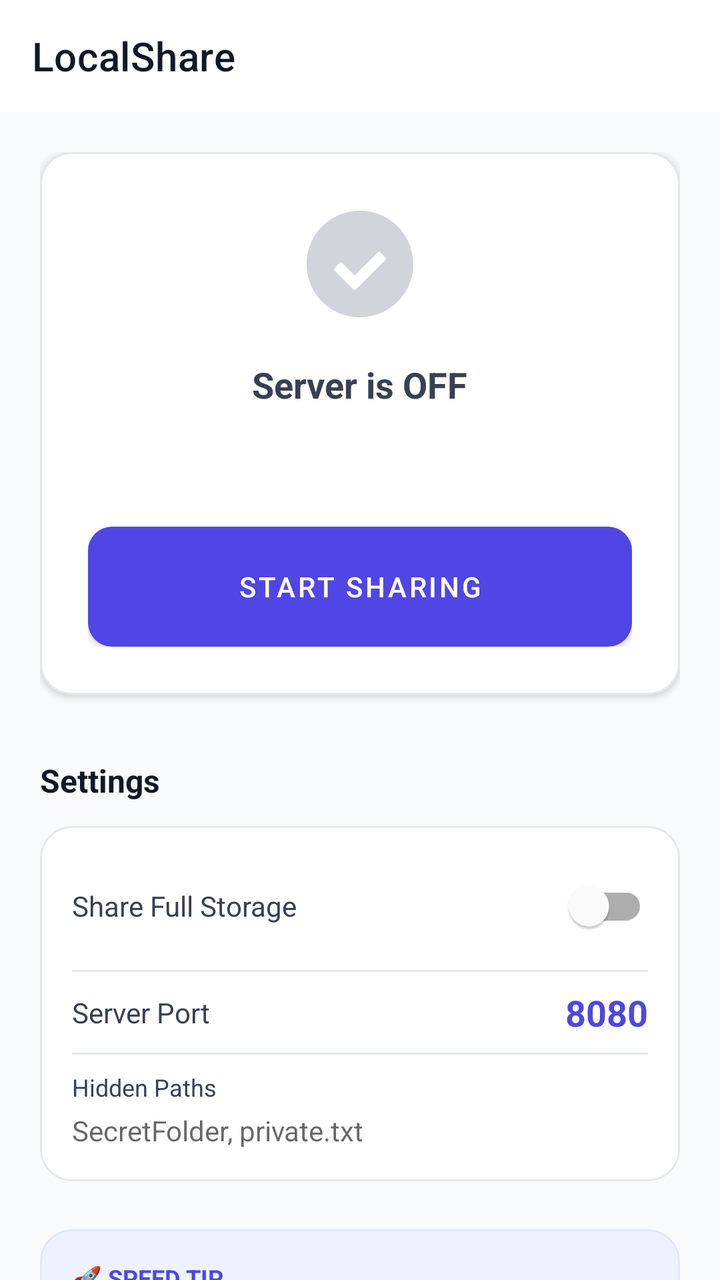
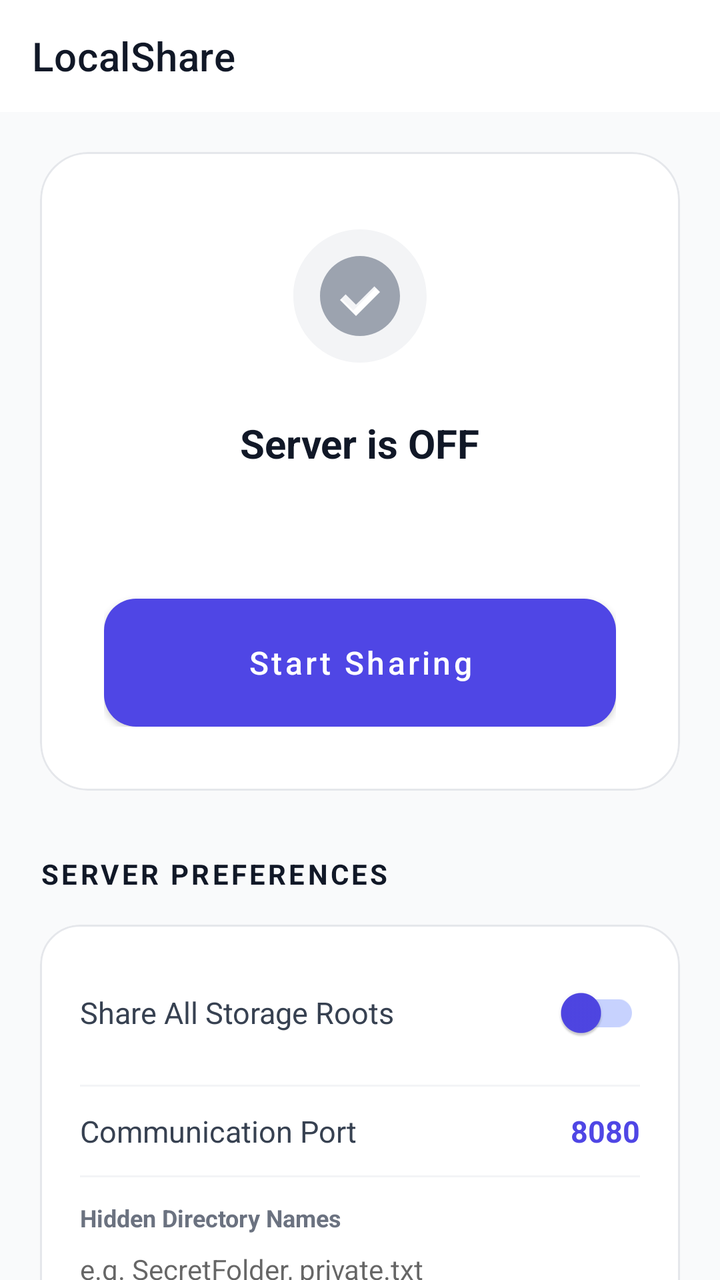

Before-and-after screenshots of an Android layout around one commit, followed by the original layout XML and the change that was made.
<!-- AndroidManifest.xml: application theme Theme.LocalShare -->
<!-- res/layout/activity_main.xml -->
<?xml version="1.0" encoding="utf-8"?>
<androidx.coordinatorlayout.widget.CoordinatorLayout xmlns:android="http://schemas.android.com/apk/res/android"
    xmlns:app="http://schemas.android.com/apk/res-auto"
    android:layout_width="match_parent"
    android:layout_height="match_parent"
    android:background="#f9fafb">

    <com.google.android.material.appbar.AppBarLayout
        android:layout_width="match_parent"
        android:layout_height="wrap_content"
        android:background="#ffffff"
        app:elevation="0dp">

        <androidx.appcompat.widget.Toolbar
            android:id="@+id/toolbar"
            android:layout_width="match_parent"
            android:layout_height="?attr/actionBarSize"
            app:title="LocalShare"
            app:titleTextColor="#111827" />
    </com.google.android.material.appbar.AppBarLayout>

    <androidx.core.widget.NestedScrollView
        android:layout_width="match_parent"
        android:layout_height="match_parent"
        app:layout_behavior="@string/appbar_scrolling_view_behavior">

        <LinearLayout
            android:layout_width="match_parent"
            android:layout_height="wrap_content"
            android:orientation="vertical"
            android:padding="20dp">

            
            <com.google.android.material.card.MaterialCardView
                android:layout_width="match_parent"
                android:layout_height="wrap_content"
                app:cardCornerRadius="16dp"
                app:cardElevation="2dp"
                app:cardBackgroundColor="#ffffff"
                app:strokeWidth="1dp"
                app:strokeColor="#e5e7eb">

                <LinearLayout
                    android:layout_width="match_parent"
                    android:layout_height="wrap_content"
                    android:orientation="vertical"
                    android:padding="24dp"
                    android:gravity="center">

                    <ImageView
                        android:id="@+id/statusIcon"
                        android:layout_width="64dp"
                        android:layout_height="64dp"
                        android:src="@drawable/ic_notification"
                        app:tint="#d1d5db"
                        android:contentDescription="Status Icon" />

                    <TextView
                        android:id="@+id/statusText"
                        android:layout_width="wrap_content"
                        android:layout_height="wrap_content"
                        android:layout_marginTop="16dp"
                        android:text="Server is OFF"
                        android:textColor="#374151"
                        android:textSize="18sp"
                        android:textStyle="bold" />

                    <TextView
                        android:id="@+id/urlText"
                        android:layout_width="wrap_content"
                        android:layout_height="wrap_content"
                        android:layout_marginTop="8dp"
                        android:textIsSelectable="true"
                        android:textSize="20sp"
                        android:textStyle="bold"
                        android:textColor="#4f46e5"
                        android:gravity="center" />

                    <com.google.android.material.button.MaterialButton
                        android:id="@+id/copyButton"
                        style="@style/Widget.MaterialComponents.Button.TextButton"
                        android:layout_width="wrap_content"
                        android:layout_height="wrap_content"
                        android:layout_marginTop="8dp"
                        android:text="Copy Link"
                        android:visibility="gone"
                        app:icon="@drawable/ic_notification" />

                    <com.google.android.material.button.MaterialButton
                        android:id="@+id/toggleButton"
                        android:layout_width="match_parent"
                        android:layout_height="60dp"
                        android:layout_marginTop="24dp"
                        android:text="Start Sharing"
                        app:cornerRadius="12dp"
                        android:insetTop="0dp"
                        android:insetBottom="0dp"
                        app:backgroundTint="#4f46e5" />

                </LinearLayout>
            </com.google.android.material.card.MaterialCardView>

            
            <TextView
                android:layout_width="wrap_content"
                android:layout_height="wrap_content"
                android:layout_marginTop="32dp"
                android:layout_marginBottom="12dp"
                android:text="Settings"
                android:textColor="#111827"
                android:textSize="16sp"
                android:textStyle="bold" />

            <com.google.android.material.card.MaterialCardView
                android:layout_width="match_parent"
                android:layout_height="wrap_content"
                app:cardCornerRadius="16dp"
                app:cardElevation="0dp"
                app:cardBackgroundColor="#ffffff"
                app:strokeWidth="1dp"
                app:strokeColor="#e5e7eb">

                <LinearLayout
                    android:layout_width="match_parent"
                    android:layout_height="wrap_content"
                    android:orientation="vertical"
                    android:padding="16dp">

                    <com.google.android.material.switchmaterial.SwitchMaterial
                        android:id="@+id/fullStorageSwitch"
                        android:layout_width="match_parent"
                        android:layout_height="wrap_content"
                        android:text="Share Full Storage"
                        android:textColor="#374151" />

                    <View
                        android:layout_width="match_parent"
                        android:layout_height="1dp"
                        android:background="#e5e7eb"
                        android:layout_marginVertical="8dp" />

                    <LinearLayout
                        android:layout_width="match_parent"
                        android:layout_height="wrap_content"
                        android:orientation="horizontal"
                        android:gravity="center_vertical">

                        <TextView
                            android:layout_width="0dp"
                            android:layout_height="wrap_content"
                            android:layout_weight="1"
                            android:text="Server Port"
                            android:textColor="#374151" />

                        <EditText
                            android:id="@+id/portEdit"
                            android:layout_width="80dp"
                            android:layout_height="wrap_content"
                            android:inputType="number"
                            android:text="8080"
                            android:textAlignment="viewEnd"
                            android:background="@null"
                            android:textColor="#4f46e5"
                            android:textStyle="bold" />
                    </LinearLayout>

                    <View
                        android:layout_width="match_parent"
                        android:layout_height="1dp"
                        android:background="#e5e7eb"
                        android:layout_marginVertical="8dp" />

                    <TextView
                        android:layout_width="wrap_content"
                        android:layout_height="wrap_content"
                        android:text="Hidden Paths"
                        android:textColor="#374151"
                        android:textSize="12sp" />

                    <EditText
                        android:id="@+id/hiddenPathsEdit"
                        android:layout_width="match_parent"
                        android:layout_height="wrap_content"
                        android:hint="SecretFolder, private.txt"
                        android:background="@null"
                        android:paddingTop="4dp"
                        android:textSize="14sp" />
                </LinearLayout>
            </com.google.android.material.card.MaterialCardView>

            
            <com.google.android.material.card.MaterialCardView
                android:layout_width="match_parent"
                android:layout_height="wrap_content"
                android:layout_marginTop="24dp"
                app:cardCornerRadius="16dp"
                app:cardElevation="0dp"
                app:cardBackgroundColor="#eef2ff"
                app:strokeWidth="1dp"
                app:strokeColor="#e0e7ff">

                <LinearLayout
                    android:layout_width="match_parent"
                    android:layout_height="wrap_content"
                    android:orientation="vertical"
                    android:padding="16dp">

                    <TextView
                        android:layout_width="wrap_content"
                        android:layout_height="wrap_content"
                        android:text="🚀 SPEED TIP"
                        android:textColor="#4f46e5"
                        android:textSize="12sp"
                        android:textStyle="bold" />

                    <TextView
                        android:layout_width="match_parent"
                        android:layout_height="wrap_content"
                        android:layout_marginTop="4dp"
                        android:text="Use 'USB Tethering' for the fastest possible sync speed without WiFi."
                        android:textColor="#4338ca"
                        android:textSize="13sp" />
                </LinearLayout>
            </com.google.android.material.card.MaterialCardView>

            <TextView
                android:layout_width="match_parent"
                android:layout_height="wrap_content"
                android:layout_marginTop="24dp"
                android:gravity="center"
                android:text="1. Start sharing on phone\n2. Open link on PC browser\n3. Drag and Drop to sync"
                android:textSize="13sp"
                android:textColor="#6b7280"
                android:lineSpacingExtra="4dp" />

        </LinearLayout>
    </androidx.core.widget.NestedScrollView>

</androidx.coordinatorlayout.widget.CoordinatorLayout>
<!-- resources referenced by this layout -->
<resources>
  <!-- drawable ic_notification (drawable) -->
  <vector xmlns:android="http://schemas.android.com/apk/res/android"
      android:width="24dp"
      android:height="24dp"
      android:viewportWidth="24"
      android:viewportHeight="24"
      android:tint="#FFFFFF">
      <path
          android:fillColor="#FF000000"
          android:pathData="M12,2C6.48,2 2,6.48 2,12s4.48,10 10,10 10,-4.48 10,-10S17.52,2 12,2zM11,17l-4,-4 1.41,-1.41L11,14.17l4.59,-4.59L17,11l-6,6z" />
  </vector>
  <style name="Theme.LocalShare" parent="Theme.MaterialComponents.DayNight.NoActionBar">
          
          <item name="colorPrimary">#4f46e5</item>
          <item name="colorPrimaryDark">#4338ca</item>
          <item name="colorAccent">#10b981</item>
  
          
          <item name="android:statusBarColor">#ffffff</item>
          <item name="android:windowLightStatusBar">true</item>
          <item name="android:navigationBarColor">#ffffff</item>
          <item name="android:windowLightNavigationBar">true</item>
  
          
          <item name="android:windowBackground">#f9fafb</item>
      </style>
</resources>

<!-- the commit's change to res/layout/activity_main.xml (unified diff, before → after) -->
@@ -34,8 +34,8 @@
             <com.google.android.material.card.MaterialCardView
                 android:layout_width="match_parent"
                 android:layout_height="wrap_content"
-                app:cardCornerRadius="16dp"
-                app:cardElevation="2dp"
+                app:cardCornerRadius="24dp"
+                app:cardElevation="0dp"
                 app:cardBackgroundColor="#ffffff"
                 app:strokeWidth="1dp"
                 app:strokeColor="#e5e7eb">
@@ -44,25 +44,33 @@
                     android:layout_width="match_parent"
                     android:layout_height="wrap_content"
                     android:orientation="vertical"
-                    android:padding="24dp"
+                    android:padding="32dp"
                     android:gravity="center">
 
-                    <ImageView
-                        android:id="@+id/statusIcon"
-                        android:layout_width="64dp"
-                        android:layout_height="64dp"
-                        android:src="@drawable/ic_notification"
-                        app:tint="#d1d5db"
-                        android:contentDescription="Status Icon" />
+                    <FrameLayout
+                        android:layout_width="80dp"
+                        android:layout_height="80dp"
+                        android:background="@drawable/ic_notification"
+                        android:backgroundTint="#f3f4f6"
+                        android:padding="16dp">
+
+                        <ImageView
+                            android:id="@+id/statusIcon"
+                            android:layout_width="match_parent"
+                            android:layout_height="match_parent"
+                            android:src="@drawable/ic_notification"
+                            app:tint="#9ca3af"
+                            android:contentDescription="Status Icon" />
+                    </FrameLayout>
 
                     <TextView
                         android:id="@+id/statusText"
                         android:layout_width="wrap_content"
                         android:layout_height="wrap_content"
-                        android:layout_marginTop="16dp"
+                        android:layout_marginTop="20dp"
                         android:text="Server is OFF"
-                        android:textColor="#374151"
-                        android:textSize="18sp"
+                        android:textColor="#111827"
+                        android:textSize="20sp"
                         android:textStyle="bold" />
 
                     <TextView
@@ -71,31 +79,36 @@
                         android:layout_height="wrap_content"
                         android:layout_marginTop="8dp"
                         android:textIsSelectable="true"
-                        android:textSize="20sp"
-                        android:textStyle="bold"
-                        android:textColor="#4f46e5"
-                        android:gravity="center" />
+                        android:textSize="18sp"
+                        android:textStyle="normal"
+                        android:textColor="#4b5563"
+                        android:gravity="center"
+                        android:fontFamily="sans-serif-medium" />
 
                     <com.google.android.material.button.MaterialButton
                         android:id="@+id/copyButton"
                         style="@style/Widget.MaterialComponents.Button.TextButton"
                         android:layout_width="wrap_content"
                         android:layout_height="wrap_content"
-                        android:layout_marginTop="8dp"
+                        android:layout_marginTop="12dp"
                         android:text="Copy Link"
+                        android:textColor="#4f46e5"
                         android:visibility="gone"
-                        app:icon="@drawable/ic_notification" />
+                        app:iconTint="#4f46e5" />
 
                     <com.google.android.material.button.MaterialButton
                         android:id="@+id/toggleButton"
                         android:layout_width="match_parent"
-                        android:layout_height="60dp"
-                        android:layout_marginTop="24dp"
+                        android:layout_height="64dp"
+                        android:layout_marginTop="32dp"
                         android:text="Start Sharing"
-                        app:cornerRadius="12dp"
+                        android:textSize="16sp"
+                        android:textAllCaps="false"
+                        app:cornerRadius="16dp"
                         android:insetTop="0dp"
                         android:insetBottom="0dp"
-                        app:backgroundTint="#4f46e5" />
+                        app:backgroundTint="#4f46e5"
+                        app:elevation="4dp" />
 
                 </LinearLayout>
             </com.google.android.material.card.MaterialCardView>
@@ -105,16 +118,18 @@
                 android:layout_width="wrap_content"
                 android:layout_height="wrap_content"
                 android:layout_marginTop="32dp"
-                android:layout_marginBottom="12dp"
-                android:text="Settings"
+                android:layout_marginBottom="16dp"
+                android:text="Server Preferences"
                 android:textColor="#111827"
-                android:textSize="16sp"
-                android:textStyle="bold" />
+                android:textSize="14sp"
+                android:textStyle="bold"
+                android:textAllCaps="true"
+                android:letterSpacing="0.1" />
 
             <com.google.android.material.card.MaterialCardView
                 android:layout_width="match_parent"
                 android:layout_height="wrap_content"
-                app:cardCornerRadius="16dp"
+                app:cardCornerRadius="20dp"
                 app:cardElevation="0dp"
                 app:cardBackgroundColor="#ffffff"
                 app:strokeWidth="1dp"
@@ -124,20 +139,23 @@
                     android:layout_width="match_parent"
                     android:layout_height="wrap_content"
                     android:orientation="vertical"
-                    android:padding="16dp">
+                    android:padding="20dp">
 
                     <com.google.android.material.switchmaterial.SwitchMaterial
                         android:id="@+id/fullStorageSwitch"
                         android:layout_width="match_parent"
                         android:layout_height="wrap_content"
-                        android:text="Share Full Storage"
-                        android:textColor="#374151" />
+                        android:text="Share All Storage Roots"
+                        android:textColor="#374151"
+                        android:textSize="15sp"
+                        app:thumbTint="#4f46e5"
+                        app:trackTint="#c7d2fe" />
 
                     <View
                         android:layout_width="match_parent"
                         android:layout_height="1dp"
-                        android:background="#e5e7eb"
-                        android:layout_marginVertical="8dp" />
+                        android:background="#f3f4f6"
+                        android:layout_marginVertical="12dp" />
 
                     <LinearLayout
                         android:layout_width="match_parent"
@@ -149,8 +167,9 @@
                             android:layout_width="0dp"
                             android:layout_height="wrap_content"
                             android:layout_weight="1"
-                            android:text="Server Port"
-                            android:textColor="#374151" />
+                            android:text="Communication Port"
+                            android:textColor="#374151"
+                            android:textSize="15sp" />
 
                         <EditText
                             android:id="@+id/portEdit"
@@ -161,30 +180,33 @@
                             android:textAlignment="viewEnd"
                             android:background="@null"
                             android:textColor="#4f46e5"
-                            android:textStyle="bold" />
+                            android:textStyle="bold"
+                            android:textSize="15sp" />
                     </LinearLayout>
 
                     <View
                         android:layout_width="match_parent"
                         android:layout_height="1dp"
-                        android:background="#e5e7eb"
-                        android:layout_marginVertical="8dp" />
-
-                    <TextView
-                        android:layout_width="wrap_content"
-                        android:layout_height="wrap_content"
-                        android:text="Hidden Paths"
-                        android:textColor="#374151"
-                        android:textSize="12sp" />
+                        android:background="#f3f4f6"
+                        android:layout_marginVertical="12dp" />
+
+                    <TextView
+                        android:layout_width="wrap_content"
+                        android:layout_height="wrap_content"
+                        android:text="Hidden Directory Names"
+                        android:textColor="#6b7280"
+                        android:textSize="12sp"
+                        android:textStyle="bold" />
 
                     <EditText
                         android:id="@+id/hiddenPathsEdit"
                         android:layout_width="match_parent"
                         android:layout_height="wrap_content"
-                        android:hint="SecretFolder, private.txt"
+                        android:hint="e.g. SecretFolder, private.txt"
                         android:background="@null"
-                        android:paddingTop="4dp"
-                        android:textSize="14sp" />
+                        android:paddingTop="8dp"
+                        android:textSize="14sp"
+                        android:textColor="#374151" />
                 </LinearLayout>
             </com.google.android.material.card.MaterialCardView>
 
